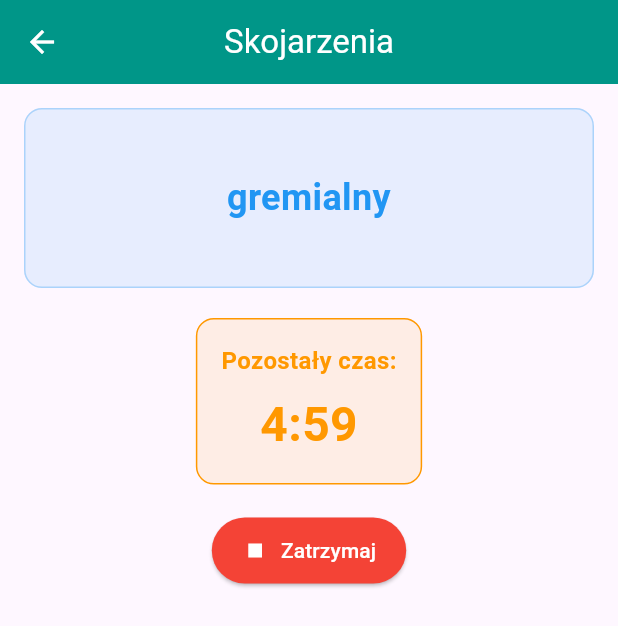
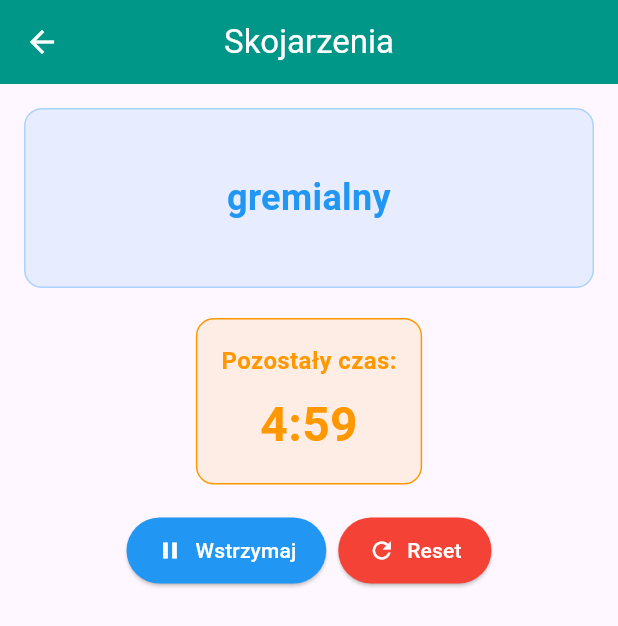
Before and after one commit to McEnigma24/Rhetorix, a Flutter app: the AssociationsScreen screen opened directly, after a tap on "Rozpocznij", on a phone screen of 412 x 824 dp. Shown: the top 626 px of the screen. Run offline on Flutter 3.47's test engine with Material 3 defaults, Android fonts, the phone set to English and light mode, and no system bars; our stand-ins replace flutter_tts, shared_preferences; accounts and stored records are empty.

Commit message:
update_skojarzen

```diff
--- a/lib/screens/associations_screen.dart
+++ b/lib/screens/associations_screen.dart
@@ -28,7 +28,14 @@ class _AssociationsScreenState extends State<AssociationsScreen> {
   Timer? _wordTimer;
 
   // Stan ćwiczenia
-  String _currentPhase = 'ready'; // ready, running, finished
+  String _currentPhase = 'ready'; // ready, running, paused, finished
+
+  // Lista wylosowanych słów w bieżącej sesji
+  Set<String> _usedWords = <String>{};
+
+  // Czas wstrzymania (do obliczenia pozostałego czasu)
+  DateTime? _pauseTime;
+  int _pausedRemainingSeconds = 0;
 
   @override
   void initState() {
@@ -72,7 +79,27 @@ class _AssociationsScreenState extends State<AssociationsScreen> {
     });
 
     try {
-      final word = await WordService.getRandomWord();
+      // Pobierz wszystkie dostępne słowa
+      final allWords = await WordService.getAllWords();
+
+      // Jeśli wszystkie słowa zostały już użyte, wyczyść listę i zacznij od nowa
+      if (_usedWords.length >= allWords.length) {
+        _usedWords.clear();
+      }
+
+      // Znajdź słowo, które nie zostało jeszcze użyte
+      String word;
+      int attempts = 0;
+      const maxAttempts = 100; // Zabezpieczenie przed nieskończoną pętlą
+
+      do {
+        word = await WordService.getRandomWord();
+        attempts++;
+      } while (_usedWords.contains(word) && attempts < maxAttempts);
+
+      // Dodaj słowo do listy użytych
+      _usedWords.add(word);
+
       setState(() {
         _currentWord = word;
       });
@@ -95,6 +122,8 @@ class _AssociationsScreenState extends State<AssociationsScreen> {
       _isRunning = true;
       _currentPhase = 'running';
       _totalRemainingSeconds = (_totalDuration * 60).round();
+      // Wyczyść listę użytych słów przy rozpoczęciu nowej sesji
+      _usedWords.clear();
     });
 
     // Timer główny - odlicza całkowity czas
@@ -119,13 +148,58 @@ class _AssociationsScreenState extends State<AssociationsScreen> {
     _generateWord();
   }
 
-  void _stopExercise() {
+  void _pauseExercise() {
+    _mainTimer?.cancel();
+    _wordTimer?.cancel();
+    setState(() {
+      _isRunning = false;
+      _currentPhase = 'paused';
+      _pauseTime = DateTime.now();
+      _pausedRemainingSeconds = _totalRemainingSeconds;
+    });
+  }
+
+  void _resumeExercise() {
+    if (_isRunning) return;
+
+    setState(() {
+      _isRunning = true;
+      _currentPhase = 'running';
+      // Przywróć pozostały czas z momentu wstrzymania
+      _totalRemainingSeconds = _pausedRemainingSeconds;
+    });
+
+    // Timer główny - odlicza całkowity czas
+    _mainTimer = Timer.periodic(const Duration(seconds: 1), (timer) {
+      setState(() {
+        _totalRemainingSeconds--;
+      });
+
+      if (_totalRemainingSeconds <= 0) {
+        _finishExercise();
+      }
+    });
+
+    // Timer słów - generuje nowe słowa według interwału
+    _wordTimer = Timer.periodic(Duration(milliseconds: _wordIntervalMs), (timer) {
+      if (_isRunning) {
+        _generateWord();
+      }
+    });
+  }
+
+  void _resetExercise() {
     _mainTimer?.cancel();
     _wordTimer?.cancel();
     setState(() {
       _isRunning = false;
       _currentPhase = 'ready';
       _totalRemainingSeconds = 0;
+      _currentWord = 'Naciśnij "Rozpocznij" aby rozpocząć';
+      // Wyczyść listę użytych słów przy resecie
+      _usedWords.clear();
+      _pauseTime = null;
+      _pausedRemainingSeconds = 0;
     });
   }
 
@@ -171,13 +245,6 @@ class _AssociationsScreenState extends State<AssociationsScreen> {
     }
   }
 
-  void _resetExercise() {
-    _stopExercise();
-    setState(() {
-      _currentPhase = 'ready';
-      _currentWord = 'Naciśnij "Rozpocznij" aby rozpocząć';
-    });
-  }
 
   @override
   Widget build(BuildContext context) {
@@ -218,18 +285,22 @@ class _AssociationsScreenState extends State<AssociationsScreen> {
             const SizedBox(height: 20),
 
             // Timer główny
-            if (_isRunning || _currentPhase == 'finished') ...[
+            if (_isRunning || _currentPhase == 'finished' || _currentPhase == 'paused') ...[
               Container(
                 padding: const EdgeInsets.all(16),
                 decoration: BoxDecoration(
                   color: _currentPhase == 'running'
                     ? Colors.orange.withOpacity(0.1)
-                    : Colors.green.withOpacity(0.1),
+                    : _currentPhase == 'paused'
+                      ? Colors.blue.withOpacity(0.1)
+                      : Colors.green.withOpacity(0.1),
                   borderRadius: BorderRadius.circular(12),
                   border: Border.all(
                     color: _currentPhase == 'running'
                       ? Colors.orange
-                      : Colors.green,
+                      : _currentPhase == 'paused'
+                        ? Colors.blue
+                        : Colors.green,
                   ),
                 ),
                 child: Column(
@@ -237,26 +308,32 @@ class _AssociationsScreenState extends State<AssociationsScreen> {
                     Text(
                       _currentPhase == 'running'
                         ? 'Pozostały czas:'
-                        : 'Ćwiczenie zakończone!',
+                        : _currentPhase == 'paused'
+                          ? 'Wstrzymano:'
+                          : 'Ćwiczenie zakończone!',
                       style: TextStyle(
                         fontSize: 16,
                         fontWeight: FontWeight.bold,
                         color: _currentPhase == 'running'
                           ? Colors.orange
-                          : Colors.green,
+                          : _currentPhase == 'paused'
+                            ? Colors.blue
+                            : Colors.green,
                       ),
                     ),
                     const SizedBox(height: 8),
                     Text(
-                      _currentPhase == 'running'
-                        ? '${_totalRemainingSeconds ~/ 60}:${(_totalRemainingSeconds % 60).toString().padLeft(2, '0')}'
-                        : '00:00',
+                      _currentPhase == 'finished'
+                        ? '00:00'
+                        : '${_totalRemainingSeconds ~/ 60}:${(_totalRemainingSeconds % 60).toString().padLeft(2, '0')}',
                       style: TextStyle(
                         fontSize: 32,
                         fontWeight: FontWeight.bold,
                         color: _currentPhase == 'running'
                           ? Colors.orange
-                          : Colors.green,
+                          : _currentPhase == 'paused'
+                            ? Colors.blue
+                            : Colors.green,
                       ),
                     ),
                   ],
@@ -282,22 +359,55 @@ class _AssociationsScreenState extends State<AssociationsScreen> {
                       padding: const EdgeInsets.symmetric(horizontal: 20, vertical: 12),
                     ),
                   )
-                else if (_currentPhase == 'running')
+                else if (_currentPhase == 'running') ...[
                   ElevatedButton.icon(
-                    onPressed: _stopExercise,
-                    icon: const Icon(Icons.stop),
-                    label: const Text('Zatrzymaj'),
+                    onPressed: _pauseExercise,
+                    icon: const Icon(Icons.pause),
+                    label: const Text('Wstrzymaj'),
+                    style: ElevatedButton.styleFrom(
+                      backgroundColor: Colors.blue,
+                      foregroundColor: Colors.white,
+                      padding: const EdgeInsets.symmetric(horizontal: 20, vertical: 12),
+                    ),
+                  ),
+                  ElevatedButton.icon(
+                    onPressed: _resetExercise,
+                    icon: const Icon(Icons.refresh),
+                    label: const Text('Reset'),
                     style: ElevatedButton.styleFrom(
                       backgroundColor: Colors.red,
                       foregroundColor: Colors.white,
                       padding: const EdgeInsets.symmetric(horizontal: 20, vertical: 12),
                     ),
-                  )
+                  ),
+                ]
+                else if (_currentPhase == 'paused') ...[
+                  ElevatedButton.icon(
+                    onPressed: _resumeExercise,
+                    icon: const Icon(Icons.play_arrow),
+                    label: const Text('Wznów'),
+                    style: ElevatedButton.styleFrom(
+                      backgroundColor: Colors.green,
+                      foregroundColor: Colors.white,
+                      padding: const EdgeInsets.symmetric(horizontal: 20, vertical: 12),
+                    ),
+                  ),
+                  ElevatedButton.icon(
+                    onPressed: _resetExercise,
+                    icon: const Icon(Icons.refresh),
+                    label: const Text('Reset'),
+                    style: ElevatedButton.styleFrom(
+                      backgroundColor: Colors.red,
+                      foregroundColor: Colors.white,
+                      padding: const EdgeInsets.symmetric(horizontal: 20, vertical: 12),
+                    ),
+                  ),
+                ]
                 else if (_currentPhase == 'finished')
                   ElevatedButton.icon(
                     onPressed: _resetExercise,
                     icon: const Icon(Icons.refresh),
-                    label: const Text('Reset'),
+                    label: const Text('Rozpocznij nowe'),
                     style: ElevatedButton.styleFrom(
                       backgroundColor: Colors.blue,
                       foregroundColor: Colors.white,
@@ -310,7 +420,7 @@ class _AssociationsScreenState extends State<AssociationsScreen> {
             const SizedBox(height: 20),
 
             // Ustawienia
-            if (_currentPhase == 'ready') ...[
+            if (_currentPhase == 'ready' || _currentPhase == 'paused') ...[
               // Ustawienia czasu ćwiczenia
               const Text('Czas ćwiczenia (minuty):'),
               const SizedBox(height: 8),
@@ -321,6 +431,10 @@ class _AssociationsScreenState extends State<AssociationsScreen> {
                     onPressed: _totalDuration > 0.5 ? () {
                       setState(() {
                         _totalDuration -= 0.5;
+                        // Jeśli jesteśmy w trakcie wstrzymania, zaktualizuj pozostały czas
+                        if (_currentPhase == 'paused') {
+                          _pausedRemainingSeconds = (_totalDuration * 60).round();
+                        }
                       });
                       _saveSettings();
                     } : null,
@@ -334,6 +448,10 @@ class _AssociationsScreenState extends State<AssociationsScreen> {
                     onPressed: _totalDuration < 30 ? () {
                       setState(() {
                         _totalDuration += 0.5;
+                        // Jeśli jesteśmy w trakcie wstrzymania, zaktualizuj pozostały czas
+                        if (_currentPhase == 'paused') {
+                          _pausedRemainingSeconds = (_totalDuration * 60).round();
+                        }
                       });
                       _saveSettings();
                     } : null,
```
